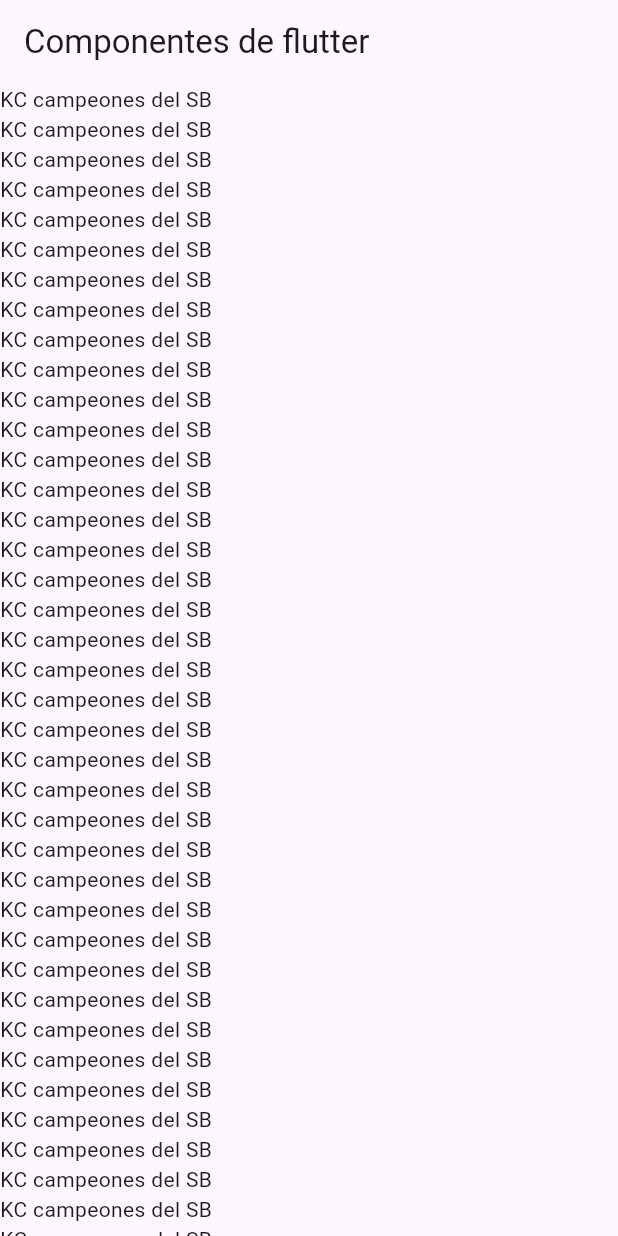
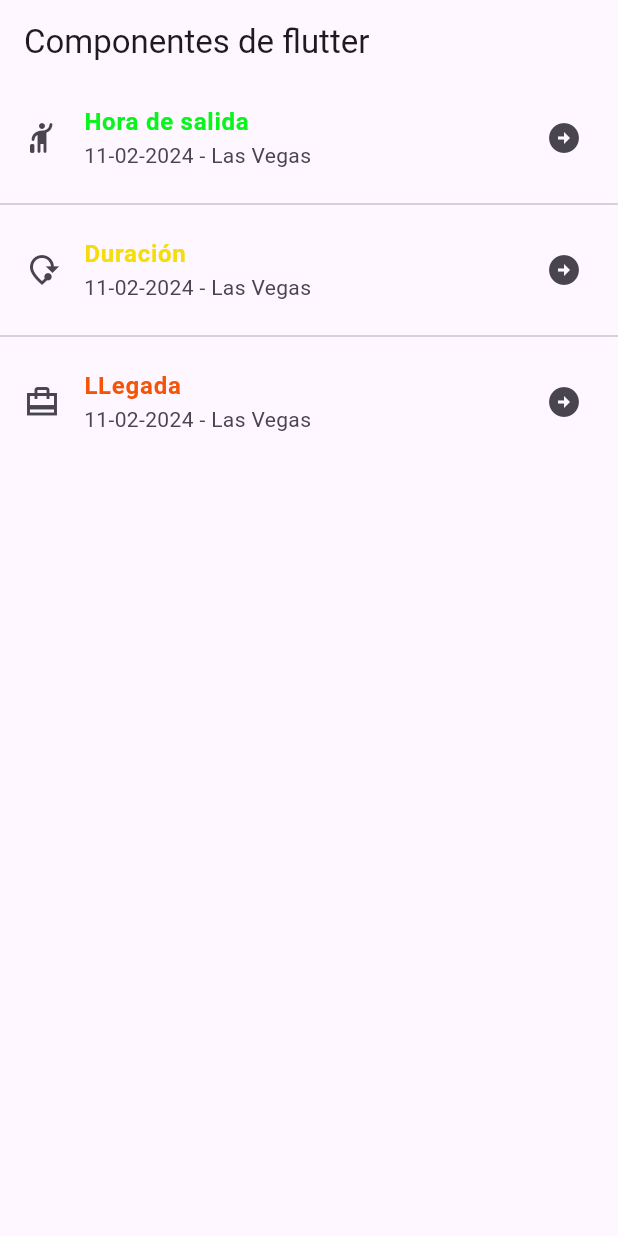
Before and after one commit to Marina-Portillo/componentes_flutter5C, a Flutter app: the screen it shows after launch, on a phone screen of 412 x 824 dp. Run offline on Flutter 3.47's test engine with Material 3 defaults, Android fonts, the phone set to English and light mode, and no system bars.

Commit message:
Adding ListTile to the ListView

```diff
--- a/lib/home_screen.dart
+++ b/lib/home_screen.dart
@@ -11,52 +11,39 @@ class HomeScreen extends StatelessWidget {
       ),
         body: ListView(
           children: const [
-            Text('KC campeones del SB'),
-            Text('KC campeones del SB'),
-            Text('KC campeones del SB'),
-            Text('KC campeones del SB'),
-            Text('KC campeones del SB'),
-            Text('KC campeones del SB'),
-            Text('KC campeones del SB'),
-            Text('KC campeones del SB'),
-            Text('KC campeones del SB'),
-            Text('KC campeones del SB'),
-            Text('KC campeones del SB'),
-            Text('KC campeones del SB'),
-            Text('KC campeones del SB'),
-            Text('KC campeones del SB'),
-            Text('KC campeones del SB'),
-            Text('KC campeones del SB'),
-            Text('KC campeones del SB'),
-            Text('KC campeones del SB'),
-            Text('KC campeones del SB'),
-            Text('KC campeones del SB'),
-            Text('KC campeones del SB'),
-            Text('KC campeones del SB'),
-            Text('KC campeones del SB'),
-            Text('KC campeones del SB'),
-            Text('KC campeones del SB'),
-            Text('KC campeones del SB'),
-            Text('KC campeones del SB'),
-            Text('KC campeones del SB'),
-            Text('KC campeones del SB'),
-            Text('KC campeones del SB'),
-            Text('KC campeones del SB'),
-            Text('KC campeones del SB'),
-            Text('KC campeones del SB'),
-            Text('KC campeones del SB'),
-            Text('KC campeones del SB'),
-            Text('KC campeones del SB'),
-            Text('KC campeones del SB'),
-            Text('KC campeones del SB'),
-            Text('KC campeones del SB'),
-            Text('KC campeones del SB'),
-            Text('KC campeones del SB'),
-            Text('KC campeones del SB'),
-            Text('KC campeones del SB'),
-            Text('KC campeones del SB'),
-            Text('KC campeones del SB'),
-            Text('KC campeones del SB'),
+            ListTile(
+              leading: Icon(Icons.hail_rounded),
+              title: Text('Hora de salida',
+                  style: TextStyle(color: Color.fromARGB(255, 8, 245, 28),
+                  fontWeight: FontWeight.bold,
+              ),
+              ),
+              subtitle: Text('11-02-2024 - Las Vegas'),
+              trailing: Icon(Icons.arrow_circle_right),
+            ),
+            Divider(),
+            ListTile(
+              leading: Icon(Icons.mode_of_travel),
+              title: Text(
+                'Duración',
+                  style: TextStyle(color: Color.fromARGB(255, 245, 221, 8),
+                  fontWeight: FontWeight.bold,
+              ),
+              ),
+              subtitle: Text('11-02-2024 - Las Vegas'),
+              trailing: Icon(Icons.arrow_circle_right),
+            ),
+            Divider(),
+            ListTile(
+              leading: Icon(Icons.wallet_travel_sharp),
+              title: Text('LLegada',
+                  style: TextStyle(color: Color.fromARGB(255, 245, 83, 8),
+                  fontWeight: FontWeight.bold,
+              ),
+              ),
+              subtitle: Text('11-02-2024 - Las Vegas'),
+              trailing: Icon(Icons.arrow_circle_right),
+            ),
           ],
         ),
       );
```
